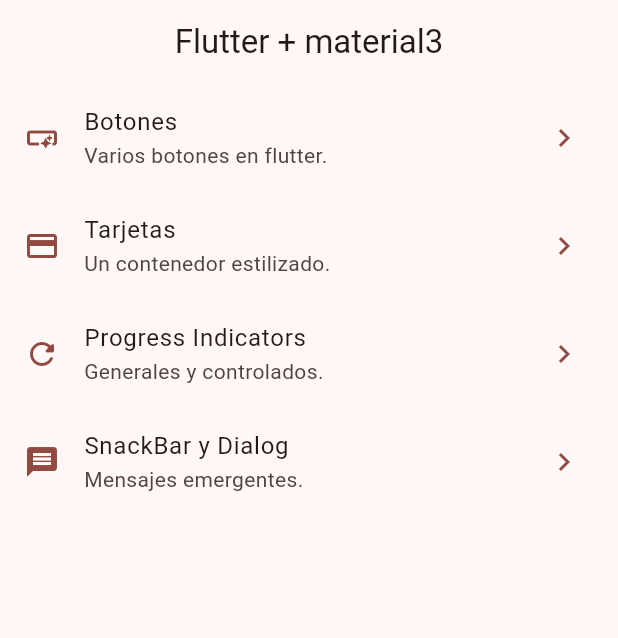
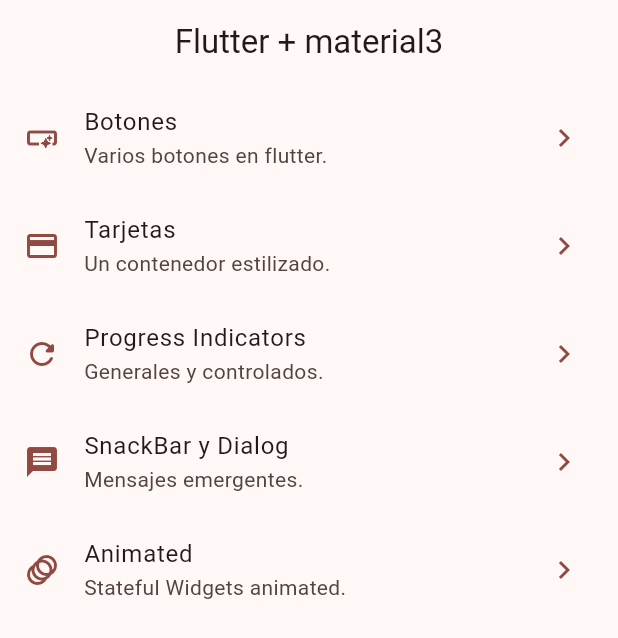
Before and after one commit to Jose-01010000/widget_app, a Flutter app: the screen it shows after launch, on a phone screen of 412 x 824 dp. Shown: the top 638 px of the screen. Run offline on Flutter 3.47's test engine with Material 2 defaults, Android fonts, the phone set to English and light mode, and no system bars; our stand-ins replace go_router.

Commit message:
Vista AnimatedContainer terminado.

```diff
--- a/lib/config/menu_items/menu_items.dart
+++ b/lib/config/menu_items/menu_items.dart
@@ -38,4 +38,10 @@ const appMenuItem = <MenuItem>[
     link: '/snackbar',
     icon: Icons.message,
   ),
+  MenuItem(
+    title: 'Animated',
+    subtitle: 'Stateful Widgets animated.',
+    link: '/animated',
+    icon: Icons.animation,
+  ),
 ];
--- a/lib/config/router/app_router.dart
+++ b/lib/config/router/app_router.dart
@@ -30,5 +30,10 @@ final appRouter = GoRouter(
       name: SnackBarScreen.name,
       builder: (context, state) => const SnackBarScreen(),
     ),
+    GoRoute(
+      path: '/animated',
+      name: AnimatedScreen.name,
+      builder: (context, state) => const AnimatedScreen(),
+    ),
   ],
 );
--- a/lib/presentation/screens/cards/card_screen.dart
+++ b/lib/presentation/screens/cards/card_screen.dart
@@ -185,8 +185,6 @@ class _CardTypeFour extends StatelessWidget {
 
   @override
   Widget build(BuildContext context) {
-    final colors = Theme.of(context).colorScheme;
-
     return Card(
       clipBehavior: Clip.hardEdge,
       elevation: elevation,
```
Also changed, not shown: lib/presentation/screens/animated/animated_screen.dart (+47 -2 lines).
